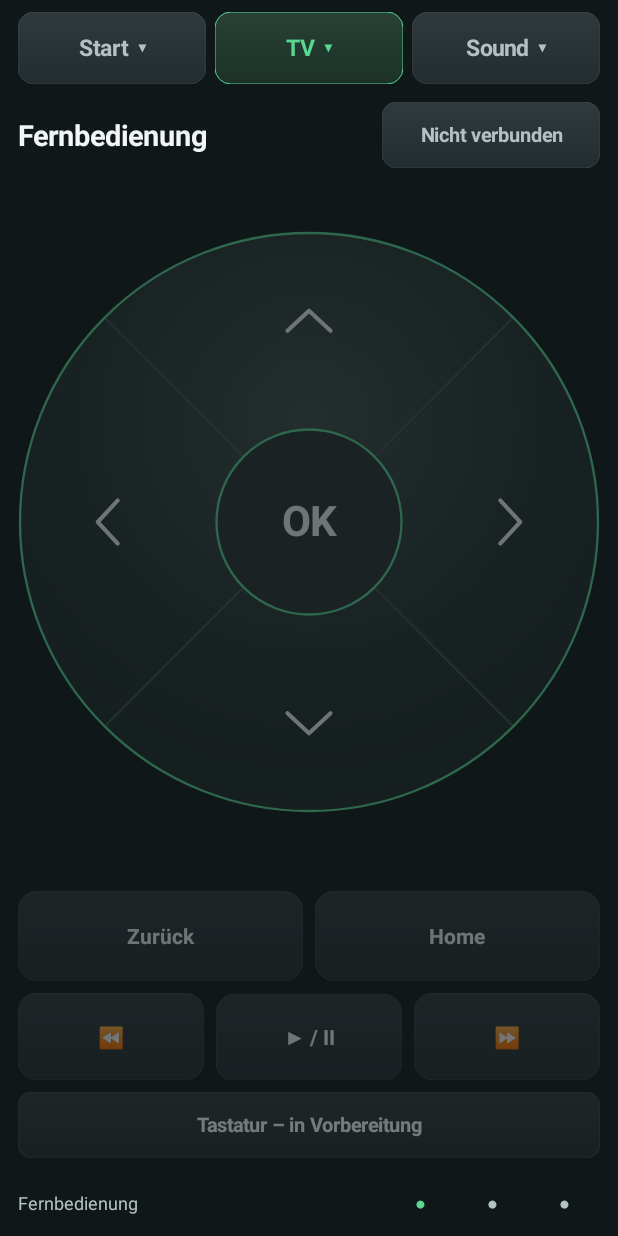
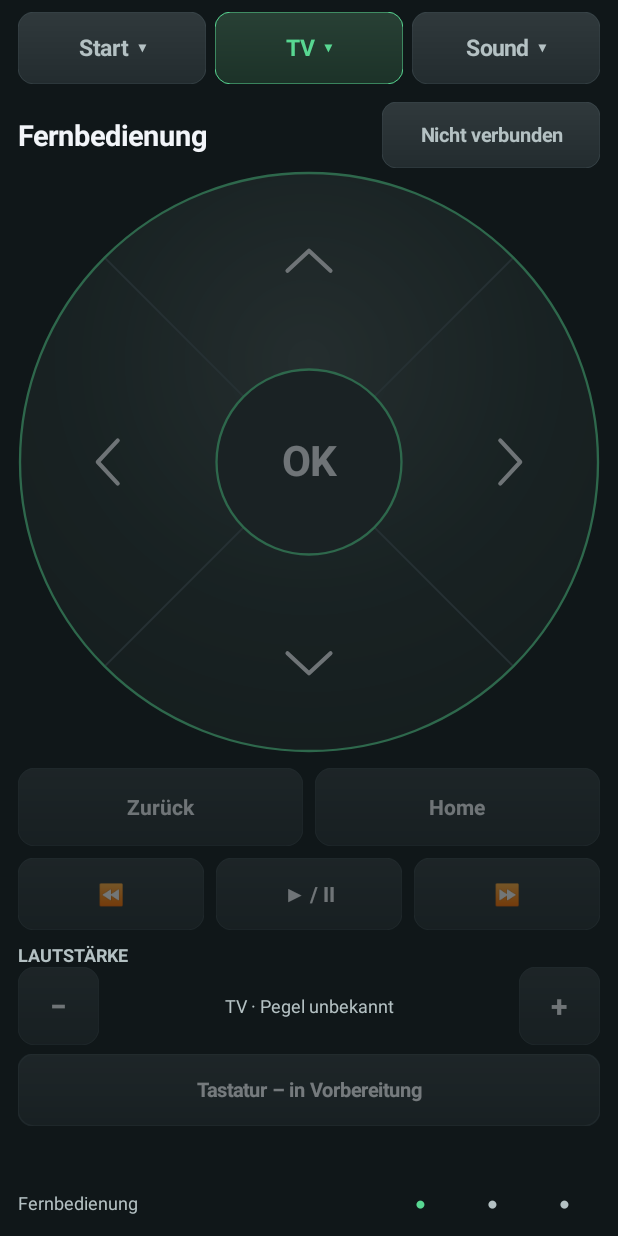
Before and after one commit to sschermer/Sofacockpit, an Android app built with Jetpack Compose: the screen it shows after launch (MainActivity), after a tap on an icon or button, on a phone screen of 412 x 824 dp. Run offline under Robolectric (Android 15) with nearby library versions, the phone set to English and light mode, and no system bars; libraries missing offline, so code that uses them is left out: jcifs.config, jcifs.context, jcifs.smb; pictures from the network do not load.

Commit message:
Distinguish wake-ready TV and share reported volume controls across screens; v1.1.3 pre-release

```diff
--- a/app/build.gradle
+++ b/app/build.gradle
@@ -11,8 +11,8 @@ android {
         applicationId "de.sofacockpit.app"
         minSdk 26
         targetSdk 36
-        versionCode 21
-        versionName "1.1.2"
+        versionCode 22
+        versionName "1.1.3"
     }
     buildFeatures { compose true }
     compileOptions {
--- a/app/src/main/java/de/sofacockpit/app/ConnectionBackupManager.java
+++ b/app/src/main/java/de/sofacockpit/app/ConnectionBackupManager.java
@@ -246,7 +246,7 @@ final class ConnectionBackupManager implements AutoCloseable {
         // Do not replace a session the user has started in the meantime.
         boolean tvStarted = false, soundStarted = false;
         if (!plan.tvAddress.isEmpty() && plan.tvAddress.equals(tv.lastAddress()) && tv.paired() && !tv.busy()) {
-            try { tv.start(plan.tvAddress, false); tvStarted = true; }
+            try { tv.startPassive(plan.tvAddress); tvStarted = true; }
             catch (RuntimeException ignored) { /* Connection status remains authoritative. */ }
         }
         if (!plan.soundAddress.isEmpty() && plan.soundAddress.equals(soundbar.getIp().getValue()) &&
--- a/app/src/main/java/de/sofacockpit/app/MainActivity.java
+++ b/app/src/main/java/de/sofacockpit/app/MainActivity.java
@@ -21,6 +21,7 @@ import android.os.Bundle;
 import android.view.Gravity;
 import android.view.KeyEvent;
 import de.sofacockpit.app.tv.TvRemoteClient;
+import de.sofacockpit.app.tv.TvConnectionIndicator;
 import de.sofacockpit.app.tv.TvConnectionDialog;
 import java.util.ArrayList;
 import java.util.List;
@@ -63,9 +64,9 @@ public class MainActivity extends ComponentActivity {
     private SharedPreferences connectionOptions;
     private TextView tvConnectionButton, soundConnectionButton;
     private View tvDeviceHeader;
-    private TextView tvHomeStatus, tvHomeDetail, tvRemoteStatus, volumeValue;
+    private TextView tvHomeStatus, tvHomeDetail, tvRemoteStatus;
     private TvIconButton tvPower, tvMute;
-    private ProgressBar volumeLevel;
+    private final List<VolumeControl> volumeControls = new ArrayList<>();
     private LinearLayout streamRow;
     private HorizontalScrollView streamScroll;
     private LinearLayout sourcesAppList;
@@ -105,7 +106,7 @@ public class MainActivity extends ComponentActivity {
             // Opt-in only. No power command, wake packet, or automatic pairing.
             if (Build.VERSION.SDK_INT < 37 || checkSelfPermission("android.permission.ACCESS_LOCAL_NETWORK") ==
                     android.content.pm.PackageManager.PERMISSION_GRANTED) {
-                if (tv.paired() && !tv.lastAddress().isEmpty()) tv.start(tv.lastAddress(), false);
+                if (tv.paired() && !tv.lastAddress().isEmpty()) tv.startPassive(tv.lastAddress());
                 if (!soundbarModel.getIp().getValue().isEmpty() &&
                         soundbarModel.getDevice().getValue().getConnection() == Connection.DISCONNECTED) soundbarModel.connect();
             }
@@ -141,8 +142,9 @@ public class MainActivity extends ComponentActivity {
         BG=t.background; SURFACE=t.panel; SURFACE_ALT=t.control; TEXT=t.text; MUTED=t.muted; ACCENT=t.accent;
         tvKeys.clear();
         refreshLayouts.clear();
-        tvConnectionButton=soundConnectionButton=tvHomeStatus=tvHomeDetail=tvRemoteStatus=volumeValue=sourcesStatus=systemStatus=null;
-        tvDeviceHeader=null; tvPower=tvMute=null; volumeLevel=null; remoteDial=null;
+        volumeControls.clear();
+        tvConnectionButton=soundConnectionButton=tvHomeStatus=tvHomeDetail=tvRemoteStatus=sourcesStatus=systemStatus=null;
+        tvDeviceHeader=null; tvPower=tvMute=null; remoteDial=null;
         streamRow=sourcesAppList=null; streamScroll=null;
         java.util.Arrays.fill(categoryViews,null);
         java.util.Arrays.fill(categoryPagers,null);
@@ -376,36 +378,101 @@ public class MainActivity extends ComponentActivity {
         renderStreamingShortcuts();
 
         LinearLayout volume = section(content, "LAUTSTÄRKE");
-        LinearLayout volumeRow = new LinearLayout(this);
-        volumeRow.setGravity(Gravity.CENTER_VERTICAL);
-        TextView quieter = tvButton("−", KeyEvent.KEYCODE_VOLUME_DOWN);
-        quieter.setContentDescription("Leiser");
-        volumeRow.addView(quieter, new LinearLayout.LayoutParams(dp(54), dp(52)));
-        LinearLayout volumeReadout = new LinearLayout(this);
-        volumeReadout.setOrientation(LinearLayout.VERTICAL);
-        volumeReadout.setGravity(Gravity.CENTER);
-        volumeLevel = new ProgressBar(this, null, android.R.attr.progressBarStyleHorizontal);
-        volumeLevel.setIndeterminate(false);
-        volumeLevel.setProgressTintList(ColorStateList.valueOf(ACCENT));
-        volumeLevel.setProgressBackgroundTintList(ColorStateList.valueOf(SURFACE_ALT));
-        volumeLevel.setContentDescription("Vom TV gemeldeter Lautstärkepegel");
-        volumeReadout.addView(volumeLevel, new LinearLayout.LayoutParams(-1, dp(12)));
-        volumeValue = label("Pegel unbekannt", 12, MUTED);
-        volumeValue.setGravity(Gravity.CENTER);
-        volumeReadout.addView(volumeValue);
-        LinearLayout.LayoutParams volumeLp = new LinearLayout.LayoutParams(0, -2, 1);
-        volumeLp.leftMargin = dp(8);
-        volumeLp.rightMargin = dp(8);
-        volumeRow.addView(volumeReadout, volumeLp);
-        TextView louder = tvButton("+", KeyEvent.KEYCODE_VOLUME_UP);
-        louder.setContentDescription("Lauter");
-        volumeRow.addView(louder, new LinearLayout.LayoutParams(dp(54), dp(52)));
-        volume.addView(volumeRow);
+        addVolumeControl(volume);
         LinearLayout.LayoutParams soundbarLp = new LinearLayout.LayoutParams(-1, -2);
         soundbarLp.topMargin = dp(2);
         soundbarLp.bottomMargin = dp(12);
         content.addView(SofacockpitComposeViewsKt.createSoundbarHomeComposeView(this, vm, theme), soundbarLp);
         return scroll;
+    }
+
+    /** Both screens use the same live model and TV-relative commands (CEC forwarding). */
+    private void addVolumeControl(LinearLayout parent) {
+        VolumeControl control = new VolumeControl();
+        volumeControls.add(control);
+        parent.addView(control.row, new LinearLayout.LayoutParams(-1, -2));
+    }
+
+    private final class VolumeControl {
+        final LinearLayout row = new LinearLayout(MainActivity.this);
+        final TextView unknown, ambiguous;
+        final VolumeReading tvReading, soundReading;
+
+        VolumeControl() {
+            row.setGravity(Gravity.CENTER_VERTICAL);
+            TextView quieter = tvButton("−", KeyEvent.KEYCODE_VOLUME_DOWN);
+            quieter.setContentDescription("Leiser über den Fernseher");
+            quieter.setTextSize(20 * theme.theme.fontScale);
+            row.addView(quieter, new LinearLayout.LayoutParams(dp(54), dp(52)));
+            LinearLayout readings = new LinearLayout(MainActivity.this);
+            readings.setOrientation(LinearLayout.VERTICAL);
+            readings.setGravity(Gravity.CENTER_VERTICAL);
+            unknown = label("TV · Pegel unbekannt", 12, MUTED);
+            unknown.setGravity(Gravity.CENTER);
+            readings.addView(unknown, new LinearLayout.LayoutParams(-1, -2));
+            tvReading = new VolumeReading(readings);
+            soundReading = new VolumeReading(readings);
+            ambiguous = label("Audioausgabe unklar", 11, MUTED);
+            ambiguous.setGravity(Gravity.CENTER);
+            ambiguous.setVisibility(View.GONE);
+            readings.addView(ambiguous, new LinearLayout.LayoutParams(-1, -2));
+            LinearLayout.LayoutParams lp = new LinearLayout.LayoutParams(0, -2, 1f);
+            lp.leftMargin = lp.rightMargin = dp(8);
+            row.addView(readings, lp);
+            TextView louder = tvButton("+", KeyEvent.KEYCODE_VOLUME_UP);
+            louder.setContentDescription("Lauter über den Fernseher");
+            louder.setTextSize(20 * theme.theme.fontScale);
+            row.addView(louder, new LinearLayout.LayoutParams(dp(54), dp(52)));
+        }
+
+        void render(TvRemoteClient.State t, DeviceState s, VolumePresentation.Mode mode) {
+            boolean showTv = mode == VolumePresentation.Mode.TV || mode == VolumePresentation.Mode.BOTH;
+            boolean showSound = mode == VolumePresentation.Mode.SOUNDBAR || mode == VolumePresentation.Mode.BOTH;
+            unknown.setVisibility(mode == VolumePresentation.Mode.UNKNOWN ? View.VISIBLE : View.GONE);
+            tvReading.group.setVisibility(showTv ? View.VISIBLE : View.GONE);
+            soundReading.group.setVisibility(showSound ? View.VISIBLE : View.GONE);
+            ambiguous.setVisibility(mode == VolumePresentation.Mode.BOTH ? View.VISIBLE : View.GONE);
+            if (showTv) tvReading.render("TV", t.volumeLevel, t.volumeMax, Boolean.TRUE.equals(t.muted));
+            if (showSound) soundReading.render("Soundbar · " + VolumePresentation.arcLabel(s.getCurrentInput()),
+                s.getVolume(), 100, false);
+        }
+    }
+
+    private final class VolumeReading {
+        final LinearLayout group = new LinearLayout(MainActivity.this);
+        final TextView value;
+        final ProgressBar bar;
+
+        VolumeReading(LinearLayout parent) {
+            group.setOrientation(LinearLayout.VERTICAL);
+            group.setVisibility(View.GONE);
+            value = label("", 12, TEXT);
+            value.setGravity(Gravity.CENTER);
+            group.addView(value, new LinearLayout.LayoutParams(-1, -2));
+            bar = new ProgressBar(MainActivity.this, null, android.R.attr.progressBarStyleHorizontal);
+            bar.setIndeterminate(false);
+            bar.setProgressTintList(ColorStateList.valueOf(ACCENT));
+            bar.setProgressBackgroundTintList(ColorStateList.valueOf(SURFACE_ALT));
+            // The adjacent text supplies the exact reported value to accessibility services.
+            bar.setImportantForAccessibility(View.IMPORTANT_FOR_ACCESSIBILITY_NO);
+            group.addView(bar, new LinearLayout.LayoutParams(-1, dp(10)));
+            parent.addView(group, new LinearLayout.LayoutParams(-1, -2));
+        }
+
+        void render(String source, int level, int max, boolean muted) {
+            value.setText(source + " · " + level + " / " + max + (muted ? " · Stumm" : ""));
+            bar.setMax(max);
+            bar.setProgress(level);
+            bar.setProgressTintList(ColorStateList.valueOf(muted ? MUTED : ACCENT));
+        }
+    }
+
+    private void renderVolumes(TvRemoteClient.State t) {
+        DeviceState s = soundbarModel.getDevice().getValue();
+        VolumePresentation.Mode mode = VolumePresentation.select(t.connected(), t.powerOn,
+            t.volumeLevel, t.volumeMax, s.getConnection() == Connection.CONNECTED,
+            s.getPowerOn(), s.getCurrentInput(), s.getVolume());
+        for (VolumeControl control : volumeControls) control.render(t, s, mode);
     }
 
     private void sizeStreamingTiles() {
@@ -612,21 +679,31 @@ public class MainActivity extends ComponentActivity {
         int[] directionKeys = {KeyEvent.KEYCODE_DPAD_UP, KeyEvent.KEYCODE_DPAD_RIGHT,
             KeyEvent.KEYCODE_DPAD_DOWN, KeyEvent.KEYCODE_DPAD_LEFT, KeyEvent.KEYCODE_DPAD_CENTER};
         remoteDial = new ThemedDial(this, theme, id -> tv.sendKey(directionKeys[id]));
-        LinearLayout.LayoutParams dialLp = new LinearLayout.LayoutParams(-1, 0, 1f);
-        dialLp.topMargin = dp(4);
-        dialLp.bottomMargin = dp(8);
+        // Natural square size, anchored below the header instead of centered in a weighted spacer.
+        // Keep the entire dial on narrow/short screens and allow vertical scrolling when needed.
+        LinearLayout.LayoutParams dialLp = new LinearLayout.LayoutParams(-1, -2);
+        dialLp.bottomMargin = dp(2);
         body.addView(remoteDial, dialLp);
         addTvKeyRow(body, new String[]{"Zurück", "Home"},
-            new int[]{KeyEvent.KEYCODE_BACK, KeyEvent.KEYCODE_HOME}, 60);
+            new int[]{KeyEvent.KEYCODE_BACK, KeyEvent.KEYCODE_HOME}, 52);
         addTvKeyRow(body, new String[]{"⏪", "▶ / Ⅱ", "⏩"},
             new int[]{KeyEvent.KEYCODE_MEDIA_REWIND, KeyEvent.KEYCODE_MEDIA_PLAY_PAUSE,
-                KeyEvent.KEYCODE_MEDIA_FAST_FORWARD}, 58);
+                KeyEvent.KEYCODE_MEDIA_FAST_FORWARD}, 48);
+        LinearLayout volume = new LinearLayout(this);
+        volume.setOrientation(LinearLayout.VERTICAL);
+        TextView title = label("LAUTSTÄRKE", 12, MUTED);
+        title.setTypeface(ThemeArt.typeface(theme.theme, Typeface.BOLD));
+        volume.addView(title, new LinearLayout.LayoutParams(-1, -2));
+        addVolumeControl(volume);
+        LinearLayout.LayoutParams volumeLp = new LinearLayout.LayoutParams(-1, -2);
+        volumeLp.topMargin = dp(8);
+        body.addView(volume, volumeLp);
         TextView keyboard = actionButton("Tastatur – in Vorbereitung", "");
         keyboard.setTextSize(13 * theme.theme.fontScale);
         keyboard.setEnabled(false);
         keyboard.setAlpha(.45f);
-        LinearLayout.LayoutParams keyboardLp = new LinearLayout.LayoutParams(-1, dp(44));
-        keyboardLp.topMargin = dp(8);
+        LinearLayout.LayoutParams keyboardLp = new LinearLayout.LayoutParams(-1, dp(48));
+        keyboardLp.topMargin = dp(6);
         body.addView(keyboard, keyboardLp);
         return scrollPage(body);
     }
@@ -814,32 +891,38 @@ public class MainActivity extends ComponentActivity {
         paintConnection(soundConnectionButton, "Sound", state.getConnection() == Connection.CONNECTED,
             state.getConnection() == Connection.CONNECTING && state.getError() == null);
         if (tvDialog != null) tvDialog.renderSound();
+        if (tv != null) renderVolumes(tv.state());
     }
     private void renderTvState(TvRemoteClient.State state) {
         boolean ready = state.connected() && state.keys;
-        paintConnection(tvConnectionButton, "TV", state.connected(), state.phase == TvRemoteClient.Phase.CONNECTING ||
-            state.phase == TvRemoteClient.Phase.PAIRING || state.phase == TvRemoteClient.Phase.CODE ||
-            state.phase == TvRemoteClient.Phase.VERIFYING);
+        TvConnectionIndicator indicator = tv.indicator();
+        int statusColor = indicator.color(theme.theme);
+        if (tvConnectionButton != null) {
+            tvConnectionButton.setTextColor(statusColor);
+            tvConnectionButton.setContentDescription("TV – " + indicator.label +
+                (indicator == TvConnectionIndicator.WAKE_READY ? ", Wake-on-LAN eingerichtet" : "") +
+                "; Verbindungen öffnen");
+        }
         boolean wakeConfigured = tv.wakeConfigured();
         if (tvDeviceHeader != null) tvDeviceHeader.setVisibility(state.connected() || wakeConfigured ? View.VISIBLE : View.GONE);
         if (tvHomeStatus != null) {
             tvHomeStatus.setVisibility(!state.connected() && wakeConfigured ? View.VISIBLE : View.GONE);
-            tvHomeStatus.setText(tv.wakeInProgress() ? "Aufwecken …" : "Nicht verbunden");
+            tvHomeStatus.setText(tv.wakeInProgress() ? "Aufwecken …" : indicator.label);
+            tvHomeStatus.setTextColor(statusColor);
         }
         if (tvHomeDetail != null) {
-            boolean showDetail = state.phase == TvRemoteClient.Phase.ERROR || tv.wakeInProgress() ||
+            boolean showDetail = indicator == TvConnectionIndicator.ERROR || tv.wakeInProgress() ||
                 (state.connected() && !"Verbunden".equals(state.detail));
             tvHomeDetail.setText(state.detail);
             tvHomeDetail.setVisibility(showDetail ? View.VISIBLE : View.GONE);
         }
-        String shortStatus = state.connected() ? "Verbunden" :
-            (state.phase == TvRemoteClient.Phase.ERROR ? "Verbindungsfehler" :
-                state.phase == TvRemoteClient.Phase.DISCONNECTED ? "Nicht verbunden" : "Verbinde …");
+        String shortStatus = tv.wakeInProgress() ? "Aufwecken …" : indicator.label;
         for (TextView status : new TextView[]{tvRemoteStatus, sourcesStatus, systemStatus}) {
             if (status == null) continue;
             status.setText(shortStatus);
-            status.setTextColor(state.connected() ? ACCENT : MUTED);
-            status.setContentDescription(state.detail + " – TV-Verbindung öffnen");
+            status.setTextColor(statusColor);
+            status.setContentDescription((indicator == TvConnectionIndicator.WAKE_READY
+                ? "Einschaltbereit – Wake-on-LAN eingerichtet" : state.detail) + " – TV-Verbindung öffnen");
         }
         if (remoteDial != null) remoteDial.setEnabled(ready);
         for (TextView key : tvKeys) {
@@ -864,16 +947,7 @@ public class MainActivity extends ComponentActivity {
                 (state.muted ? "Stummschaltung aufheben" : "Stummschaltung einschalten"));
             tvMute.invalidate();
         }
-        if (volumeLevel != null) {
-            boolean reported = state.connected() && state.volumeLevel != null && state.volumeMax != null;
-            volumeLevel.setVisibility(reported ? View.VISIBLE : View.GONE);
-            if (reported) {
-                volumeLevel.setMax(state.volumeMax);
-                volumeLevel.setProgress(state.volumeLevel);
-                volumeValue.setText(state.volumeLevel + " / " + state.volumeMax +
-                    (Boolean.TRUE.equals(state.muted) ? " · Stumm" : ""));
-            } else volumeValue.setText("Pegel unbekannt");
-        }
+        renderVolumes(state);
         if (tvDialog != null) tvDialog.render(state);
     }
 
--- /dev/null
+++ b/app/src/main/java/de/sofacockpit/app/VolumePresentation.java
@@ -0,0 +1,25 @@
+package de.sofacockpit.app;
+
+/** Select reported values without inventing an audio-route signal. */
+final class VolumePresentation {
+    private VolumePresentation() {}
+    enum Mode { TV, SOUNDBAR, BOTH, UNKNOWN }
+
+    static Mode select(boolean tvConnected, Boolean tvPower, Integer tvLevel, Integer tvMax,
+                       boolean soundConnected, Boolean soundPower, Integer soundInput, Integer soundLevel) {
+        boolean tv = tvConnected && !Boolean.FALSE.equals(tvPower) &&
+            tvLevel != null && tvMax != null && tvMax > 0 && tvLevel >= 0 && tvLevel <= tvMax;
+        // 7 = HDMI ARC, 20 = HDMI eARC. 15 (Optical/ARC) is ambiguous.
+        boolean sound = soundConnected && Boolean.TRUE.equals(soundPower) &&
+            soundInput != null && (soundInput == 7 || soundInput == 20) &&
+            soundLevel != null && soundLevel >= 0 && soundLevel <= 100;
+        if (tv && sound) return Mode.BOTH;
+        if (tv) return Mode.TV;
+        if (sound) return Mode.SOUNDBAR;
+        return Mode.UNKNOWN;
+    }
+
+    static String arcLabel(Integer input) {
+        return Integer.valueOf(20).equals(input) ? "HDMI eARC" : "HDMI ARC";
+    }
+}
--- /dev/null
+++ b/app/src/main/java/de/sofacockpit/app/tv/TvConnectionIndicator.java
@@ -0,0 +1,35 @@
+package de.sofacockpit.app.tv;
+
+import de.sofacockpit.app.theme.CockpitTheme;
+
+/** Presentation only: a saved wake target is not evidence of network reachability. */
+public enum TvConnectionIndicator {
+    CONNECTED("Verbunden"),
+    WAKE_READY("Einschaltbereit"),
+    CONNECTING("Verbinde …"),
+    ERROR("Verbindungsfehler"),
+    DISCONNECTED("Nicht verbunden");
+
+    public final String label;
+    TvConnectionIndicator(String label) { this.label = label; }
+
+    public static TvConnectionIndicator resolve(boolean connected, boolean connecting,
+                                                 boolean failed, boolean wakeConfigured,
+                                                 boolean actionableFailure) {
+        if (connected) return CONNECTED;
+        if (connecting) return CONNECTING;
+        if (failed && (actionableFailure || !wakeConfigured)) return ERROR;
+        if (wakeConfigured) return WAKE_READY;
+        return DISCONNECTED;
+    }
+
+    public int color(CockpitTheme theme) {
+        switch (this) {
+            case CONNECTED: return theme.accent;
+            case WAKE_READY: return theme.text;
+            case CONNECTING: return CockpitTheme.PENDING;
+            case ERROR: return CockpitTheme.ERROR;
+            default: return theme.muted;
+        }
+    }
+}
```
Also changed, not shown: app/src/main/java/de/sofacockpit/app/tv/TvConnectionDialog.java (+6 -3 lines), app/src/main/java/de/sofacockpit/app/tv/TvRemoteClient.java (+41 -13 lines), 4 other files.
